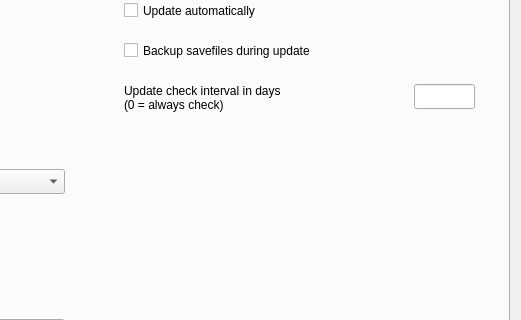
First picture: the form in ui/settingsdialog.ui, repository yani/keeperfx-launcher-qt, before the edit; both pictures show x 349 to 870 and y 167 to 487 of the 870 by 585 pixel window.
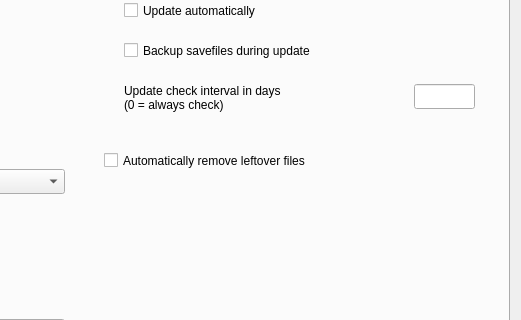
Second picture: the form after the edit. The open tabs and pages were chosen to show the change. Icons and pictures are not drawn.

Commit message: add functionality to automatically remove leftover files

Patch:
```diff
--- a/ui/settingsdialog.ui
+++ b/ui/settingsdialog.ui
@@ -1288,6 +1288,19 @@
         <string comment="Checkbox Toggle">Show directory name in window title</string>
        </property>
       </widget>
+      <widget class="QCheckBox" name="checkBoxAutoRemoveLeftoverFiles">
+       <property name="geometry">
+        <rect>
+         <x>440</x>
+         <y>270</y>
+         <width>361</width>
+         <height>23</height>
+        </rect>
+       </property>
+       <property name="text">
+        <string comment="Checkbox Toggle">Automatically remove leftover files</string>
+       </property>
+      </widget>
      </widget>
      <widget class="QWidget" name="tab7_api">
       <attribute name="title">
```
The commit also changes 5 other files.
